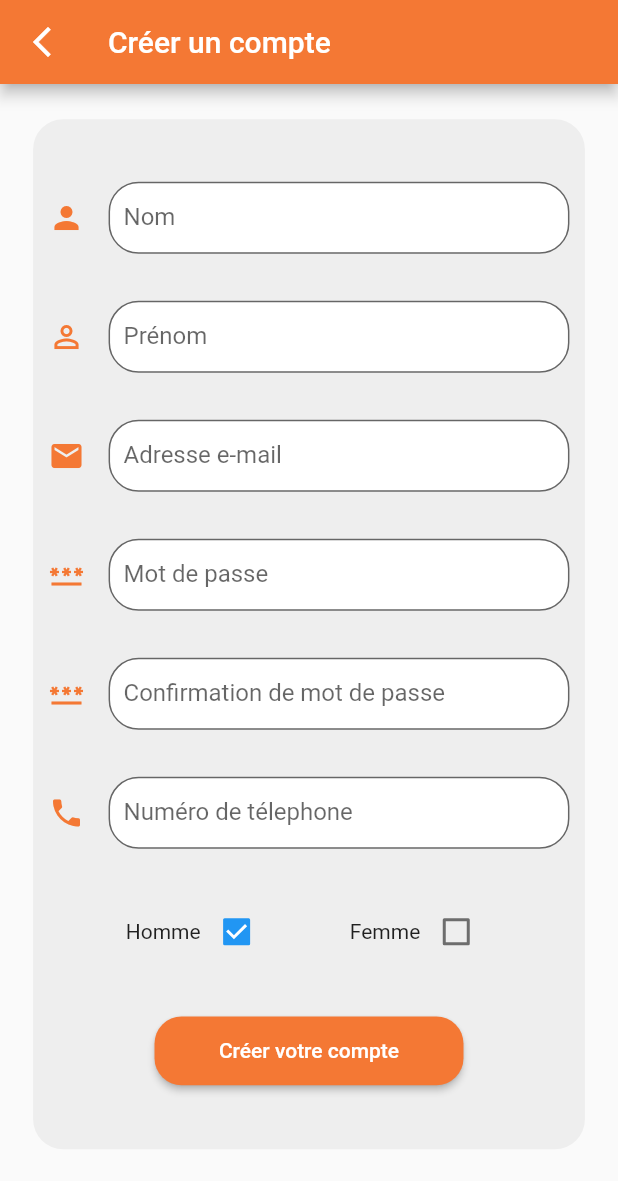
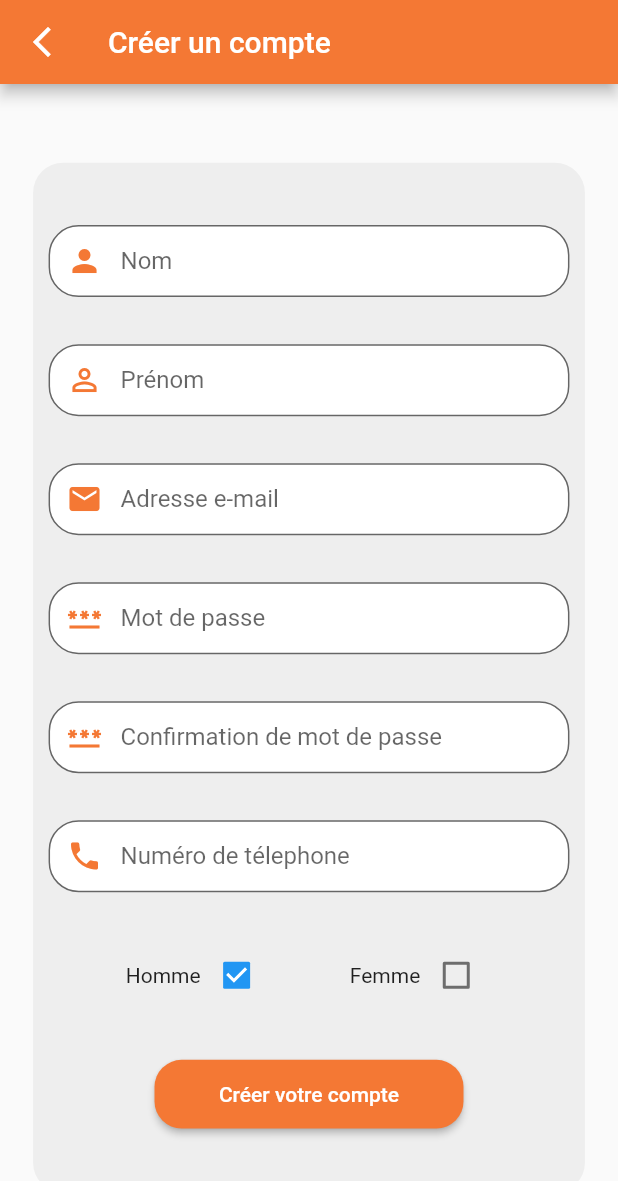
Before and after one commit to aminelasheb/dzkingdom, a Flutter app: the sign_up screen opened directly, on a phone screen of 412 x 824 dp. Shown: the top 1181 px of the screen. Run offline on Flutter 3.47's test engine with Material 2 defaults, Android fonts, the phone set to English and light mode, and no system bars.

Commit message:
signup updated

```diff
--- a/lib/screens/sign_up.dart
+++ b/lib/screens/sign_up.dart
@@ -1,178 +1,270 @@
 import 'package:flutter/material.dart';
 
-
 class sign_up extends StatefulWidget {
-  const sign_up({ Key? key }) : super(key: key);
+  const sign_up({Key? key}) : super(key: key);
 
   @override
   _sign_upState createState() => _sign_upState();
 }
 
 class _sign_upState extends State<sign_up> {
-    get sizee => MediaQuery.of(context).size ;
-  bool isCheckH = true ;
-  bool isCheckF = false ;
+  final GlobalKey<FormState> _formKey = GlobalKey();
+  get sizee => MediaQuery.of(context).size;
+  bool isCheckH = true;
+  bool isCheckF = false;
+  final Map<String, String> _authData = {
+    'name': '',
+    'surname': '',
+    'email': '',
+    'password': '',
+    'phone number': '',
+  };
+
+  final TextEditingController _namectrl = TextEditingController();
+  final TextEditingController _surnamectrl = TextEditingController();
+  final TextEditingController _emailctrl = TextEditingController();
+  final TextEditingController _passctrl = TextEditingController();
+  final TextEditingController _cpassctrl = TextEditingController();
+  final TextEditingController _phonectrl = TextEditingController();
 
   @override
   Widget build(BuildContext context) {
     return GestureDetector(
-       onTap : () => FocusScope.of(context).unfocus(),
+      onTap: () => FocusScope.of(context).unfocus(),
       child: Scaffold(
         appBar: AppBar(
-          title: Text("Créer un compte" ,style: TextStyle(color: Colors.white),),
+          title: const Text(
+            "Créer un compte",
+            style: TextStyle(color: Colors.white),
+          ),
           backgroundColor: Color(0xfff47834),
           automaticallyImplyLeading: true,
-  leading: IconButton(icon:Icon(Icons.arrow_back_ios_new),
-          onPressed: () {  Navigator.pop(context);
-},),
+          leading: IconButton(
+            icon: const Icon(Icons.arrow_back_ios_new),
+            onPressed: () {
+              Navigator.pop(context);
+            },
           ),
-        body:
-         SingleChildScrollView(
-           child: Center(
+        ),
+        body: Center(
+          child: SingleChildScrollView(
             child: Container(
-               margin: EdgeInsets.only(top: sizee.height/35),
+                margin: EdgeInsets.only(top: sizee.height / 35),
                 alignment: Alignment.center,
                 decoration: BoxDecoration(
                   color: Colors.grey[200],
-
                   borderRadius: BorderRadius.circular(20),
                 ),
-              height: sizee.height/1.2,
-              width: sizee.width/1.12,
-              padding: EdgeInsets.all(sizee.height/80),
+                height: sizee.height / 1.2,
+                width: sizee.width / 1.12,
+                padding: EdgeInsets.all(sizee.height / 80),
+                child: Form(
+                  key: _formKey,
                   child: Column(
                     mainAxisAlignment: MainAxisAlignment.spaceEvenly,
-
                     children: [
-
-
                       TextFormField(
+                        controller: _namectrl,
+                        validator: (value) {
+                          if (value!.length > 5) {
+                            return '';
+                          } else {
+                            return 'Votre nom doit passer 5 lettres';
+                          }
+                        },
+                        onSaved: (value) {
+                          _authData['name'] = value!;
+                        },
                         decoration: InputDecoration(
-                                                            fillColor: Colors.white, filled: true,
-
-                           contentPadding: EdgeInsets.fromLTRB(10, 8, 10, 8),
+                          fillColor: Colors.white,
+                          filled: true,
+                          contentPadding:
+                              const EdgeInsets.fromLTRB(10, 8, 10, 8),
                           labelText: 'Nom',
                           hintText: 'Entrer votre nom',
-                                border: OutlineInputBorder(borderRadius: BorderRadius.circular(20.0)),
-                                icon: Icon(
-                                  Icons.person,color: Color(0xfff47834),
-                                ),
-                              ),
-                            ),
-
-
-                       TextFormField(
-
-                              decoration: InputDecoration(
-                                                            fillColor: Colors.white, filled: true,
-
-                            contentPadding: EdgeInsets.fromLTRB(10, 8, 10, 8),
-                                labelText: 'Prénom',
-                                hintText: 'Entrer votre prénom',
-                                border: OutlineInputBorder(borderRadius: BorderRadius.circular(20.0)),
-                                  icon: Icon(
-                                  Icons.person_outline,color: Color(0xfff47834),
-                                ),
-                              ),
-                            ),
-
-
-
-                TextFormField(
-                          keyboardType: TextInputType.emailAddress,
-                          decoration: InputDecoration(
-                                                        fillColor: Colors.white, filled: true,
-
-                            contentPadding: EdgeInsets.fromLTRB(10, 8, 10, 8),
-                            labelText: 'Adresse e-mail',
-
-                            hintText: 'Entrer votre e-mail',
-                            border: OutlineInputBorder(borderRadius: BorderRadius.circular(20.0)),
-                            icon: Icon(
-                              Icons.email,color: Color(0xfff47834),
+                          border: OutlineInputBorder(
+                              borderRadius: BorderRadius.circular(20.0)),
+                          prefixIcon: const Icon(
+                            Icons.person,
+                            color: Color(0xfff47834),
                           ),
                         ),
                       ),
                       TextFormField(
-                          keyboardType: TextInputType.visiblePassword,
-                          obscureText: true,
+                        controller: _surnamectrl,
+                        validator: (value) {
+                          if (value!.length > 5) {
+                            return '';
+                          } else {
+                            return 'Votre prenom doit passer 5 lettres';
+                          }
+                        },
+                        onSaved: (value) {
+                          _authData['surname'] = value!;
+                        },
                         decoration: InputDecoration(
-                                                        fillColor: Colors.white, filled: true,
-
-                            contentPadding: EdgeInsets.fromLTRB(10, 8, 10, 8),
-                            labelText: 'Mot de passe',
-                            hintText: 'Entrer votre mot de passe' ,
-                            border: OutlineInputBorder(borderRadius: BorderRadius.circular(20.0)),
-                            icon: Icon(
-                              Icons.password,color: Color(0xfff47834),
+                          fillColor: Colors.white,
+                          filled: true,
+                          contentPadding:
+                              const EdgeInsets.fromLTRB(10, 8, 10, 8),
+                          labelText: 'Prénom',
+                          hintText: 'Entrer votre prénom',
+                          border: OutlineInputBorder(
+                              borderRadius: BorderRadius.circular(20.0)),
+                          prefixIcon: const Icon(
+                            Icons.person_outline,
+                            color: Color(0xfff47834),
                           ),
                         ),
                       ),
                       TextFormField(
+                        controller: _emailctrl,
+                        validator: (value) {
+                          if (value!.contains('@') || (value.length >= 5)) {
+                            return '';
+                          } else {
+                            return 'Votre e-mail est invalide';
+                          }
+                        },
+                        onSaved: (value) {
+                          _authData['email'] = value!;
+                        },
+                        keyboardType: TextInputType.emailAddress,
+                        decoration: InputDecoration(
+                          fillColor: Colors.white,
+                          filled: true,
+                          contentPadding:
+                              const EdgeInsets.fromLTRB(10, 8, 10, 8),
+                          labelText: 'Adresse e-mail',
+                          hintText: 'Entrer votre e-mail',
+                          border: OutlineInputBorder(
+                              borderRadius: BorderRadius.circular(20.0)),
+                          prefixIcon: const Icon(
+                            Icons.email,
+                            color: Color(0xfff47834),
+                          ),
+                        ),
+                      ),
+                      TextFormField(
+                        controller: _passctrl,
+                        validator: (value) {
+                          if (value!.length > 8) {
+                            return '';
+                          } else {
+                            return 'Votre mot de passe doit passer 8 lettres';
+                          }
+                        },
+                        onSaved: (value) {
+                          _authData['password'] = value!;
+                        },
                         keyboardType: TextInputType.visiblePassword,
                         obscureText: true,
                         decoration: InputDecoration(
-                                                        fillColor: Colors.white, filled: true,
-
-                            contentPadding: EdgeInsets.fromLTRB(10, 8, 10, 8),
-                            labelText: 'Confirmation de mot de passe',
-                            hintText: 'Confirmer votre mot de passe' ,
-                            border: OutlineInputBorder(borderRadius: BorderRadius.circular(20.0)),
-                            icon: Icon(
-                              Icons.password,color: Color(0xfff47834),
+                          fillColor: Colors.white,
+                          filled: true,
+                          contentPadding:
+                              const EdgeInsets.fromLTRB(10, 8, 10, 8),
+                          labelText: 'Mot de passe',
+                          hintText: 'Entrer votre mot de passe',
+                          border: OutlineInputBorder(
+                              borderRadius: BorderRadius.circular(20.0)),
+                          prefixIcon: const Icon(
+                            Icons.password,
+                            color: Color(0xfff47834),
                           ),
                         ),
                       ),
-
-
                       TextFormField(
-
+                        controller: _cpassctrl,
+                        validator: (value) {
+                          if (value == _passctrl.text) {
+                            return '';
+                          } else {
+                            return 'Erreur';
+                          }
+                        },
+                        keyboardType: TextInputType.visiblePassword,
+                        obscureText: true,
+                        decoration: InputDecoration(
+                          fillColor: Colors.white,
+                          filled: true,
+                          contentPadding:
+                              const EdgeInsets.fromLTRB(10, 8, 10, 8),
+                          labelText: 'Confirmation de mot de passe',
+                          hintText: 'Confirmer votre mot de passe',
+                          border: OutlineInputBorder(
+                              borderRadius: BorderRadius.circular(20.0)),
+                          prefixIcon: const Icon(
+                            Icons.password,
+                            color: Color(0xfff47834),
+                          ),
+                        ),
+                      ),
+                      TextFormField(
+                        controller: _phonectrl,
+                        validator: (value) {
+                          if (value!.length == 10) {
+                            return '';
+                          } else {
+                            return 'Erreur';
+                          }
+                        },
+                        onSaved: (value) {
+                          _authData['phone number'] = value!;
+                        },
                         keyboardType: TextInputType.phone,
                         decoration: InputDecoration(
-                            fillColor: Colors.white, filled: true,
-                            contentPadding: EdgeInsets.fromLTRB(10, 8, 10, 8),
+                          fillColor: Colors.white,
+                          filled: true,
+                          contentPadding:
+                              const EdgeInsets.fromLTRB(10, 8, 10, 8),
                           labelText: 'Numéro de télephone',
-
                           hintText: 'Entrer votre numéro de télephone',
-                            border: OutlineInputBorder(borderRadius: BorderRadius.circular(20.0)),
-                            icon: Icon(
-                              Icons.phone,color: Color(0xfff47834),
+                          border: OutlineInputBorder(
+                              borderRadius: BorderRadius.circular(20.0)),
+                          prefixIcon: const Icon(
+                            Icons.phone,
+                            color: Color(0xfff47834),
                           ),
                         ),
                       ),
                       Row(
                         mainAxisAlignment: MainAxisAlignment.spaceEvenly,
-
                         children: [
-                            Row(children: [
-                              Text("Homme") ,
+                          Row(
+                            children: [
+                              const Text("Homme"),
                               Checkbox(
                                   value: isCheckH,
                                   onChanged: (bool? value) {
                                     setState(() {
                                       isCheckH = value!;
-      });}
+                                      isCheckF = !isCheckF;
+                                    });
+                                  }),
+                            ],
                           ),
-                            ],) ,
-                            Row(children: [
-                              Text("Femme") ,
+                          Row(
+                            children: [
+                              const Text("Femme"),
                               Checkbox(
                                   value: isCheckF,
                                   onChanged: (bool? value) {
                                     setState(() {
                                       isCheckF = value!;
-      });}
+                                      isCheckH = !isCheckH;
+                                    });
+                                  }),
+                            ],
+                          )
+                        ],
                       ),
-                            ],)
-                          ],
-                        ) ,
-
                       ElevatedButton(
-                          child: Text("Créer votre compte"),
+                        child: const Text("Créer votre compte"),
                         onPressed: () {},
                         style: ElevatedButton.styleFrom(
-                            fixedSize: Size(sizee.width/2, sizee.height/18),
-                            primary: Color(0xfff47834),
+                          fixedSize: Size(sizee.width / 2, sizee.height / 18),
+                          primary: const Color(0xfff47834),
                           onPrimary: Colors.white,
                           shape: RoundedRectangleBorder(
                             borderRadius: BorderRadius.circular(18.0),
@@ -181,10 +273,9 @@ class _sign_upState extends State<sign_up> {
                       )
                     ],
                   ),
+                )),
           ),
         ),
-         ),
-
       ),
     );
   }
```
Also changed, not shown: lib/screens/signin.dart (+30 -16 lines). Lines whose indentation alone changed are shown as unchanged.
